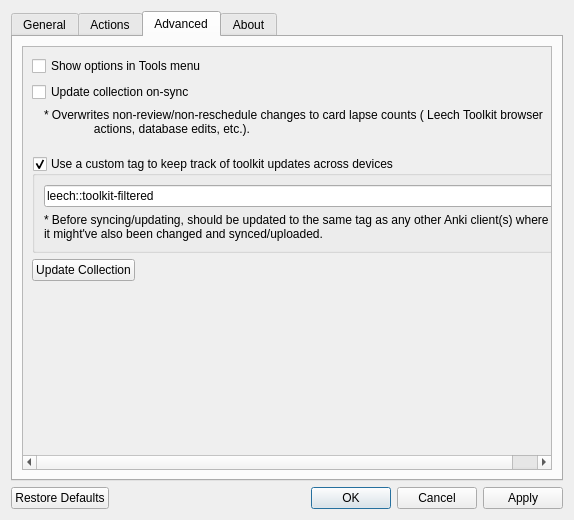
iamjustkoi/LeechToolkit, file res/ui/options_dialog.ui: the form before one commit.
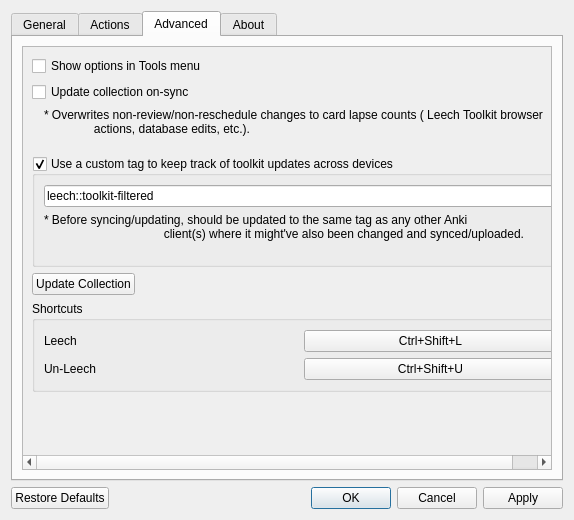
The form after the commit. The open tabs and pages were chosen to show the change. Icons and pictures are not drawn.

Commit message: Added custom shortcuts

Patch:
```diff
--- a/res/ui/options_dialog.ui
+++ b/res/ui/options_dialog.ui
@@ -269,8 +269,8 @@
               <rect>
                   <x>0</x>
                   <y>0</y>
-                  <width>497</width>
-                  <height>223</height>
+                     <width>530</width>
+                     <height>314</height>
               </rect>
           </property>
           <property name="sizePolicy">
@@ -346,7 +346,9 @@
               <item>
                <widget class="QLabel" name="label">
                 <property name="text">
-                 <string>* Before syncing/updating, should be updated to the same tag as any other Anki client(s) where it might've also been changed and synced/uploaded.</string>
+                                <string>* Before syncing/updating, should be updated to the same tag as any other Anki
+                                    client(s) where it might've also been changed and synced/uploaded.
+                                </string>
                 </property>
                 <property name="wordWrap">
                  <bool>true</bool>
@@ -373,6 +375,49 @@
                       </property>
                   </widget>
               </item>
+                 <item>
+                     <widget class="QGroupBox" name="shortcutsGroupbox">
+                         <property name="title">
+                             <string>Shortcuts</string>
+                         </property>
+                         <layout class="QGridLayout" name="gridLayout">
+                             <item row="0" column="0">
+                                 <widget class="QLabel" name="label_3">
+                                     <property name="text">
+                                         <string>Leech</string>
+                                     </property>
+                                 </widget>
+                             </item>
+                             <item row="0" column="1">
+                                 <widget class="QPushButton" name="leechShortcutButton">
+                                     <property name="toolTip">
+                                         <string>May need to reset for shortcuts to update in reviewer.</string>
+                                     </property>
+                                     <property name="text">
+                                         <string>Ctrl+Shift+L</string>
+                                     </property>
+                                 </widget>
+                             </item>
+                             <item row="1" column="1">
+                                 <widget class="QPushButton" name="unleechShortcutButton">
+                                     <property name="toolTip">
+                                         <string>May need to reset for shortcuts to update in reviewer.</string>
+                                     </property>
+                                     <property name="text">
+                                         <string>Ctrl+Shift+U</string>
+                                     </property>
+                                 </widget>
+                             </item>
+                             <item row="1" column="0">
+                                 <widget class="QLabel" name="label_4">
+                                     <property name="text">
+                                         <string>Un-Leech</string>
+                                     </property>
+                                 </widget>
+                             </item>
+                         </layout>
+                     </widget>
+                 </item>
           </layout>
          </widget>
         </widget>
```
Left out of the diff: 12 changed lines with no effect on the pictures. Lines whose indentation alone changed are shown as unchanged. The commit also changes 16 other files.
